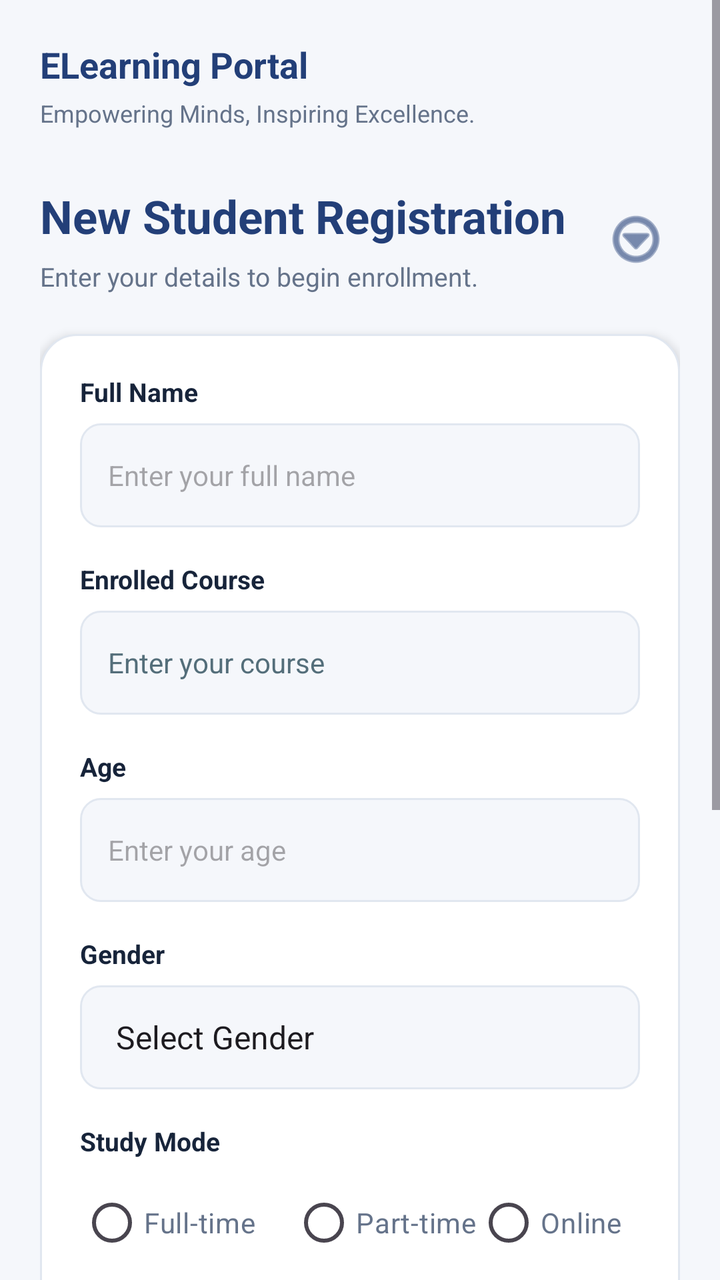
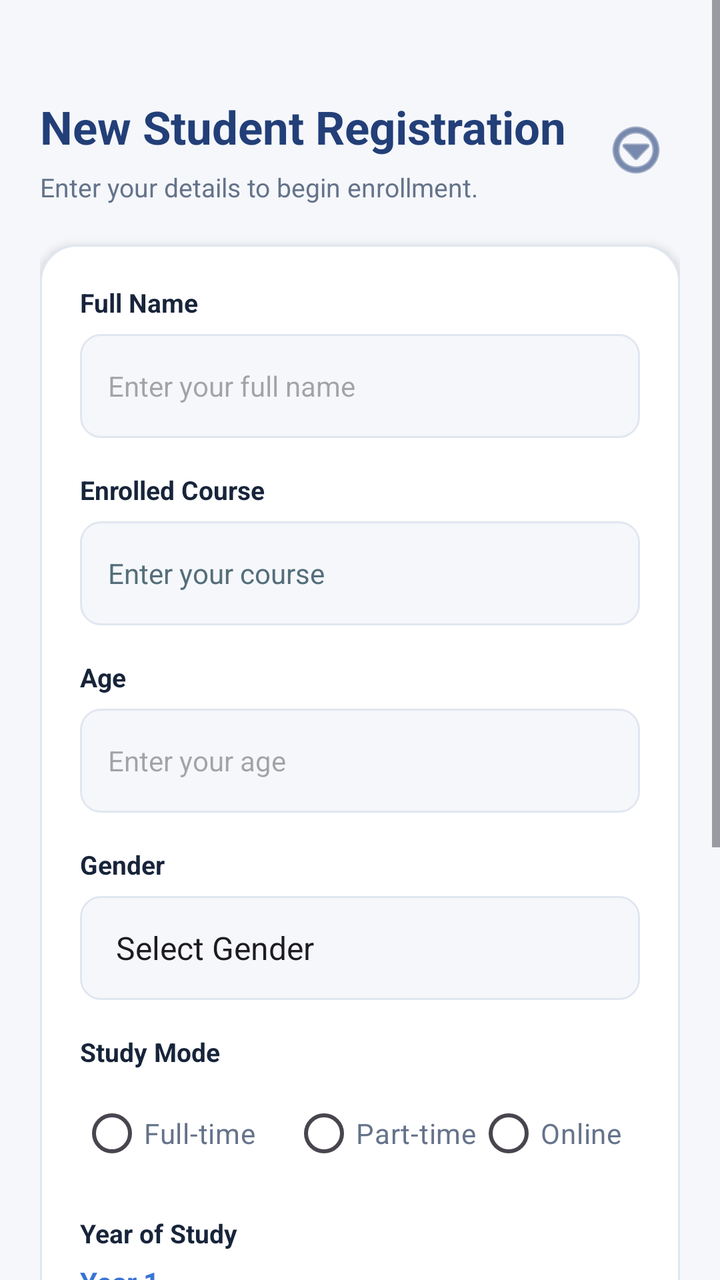

Two renders of the same Android screen: before a commit and after it. Below are the layout's source before the change and the commit's diff.
<!-- AndroidManifest.xml: application theme Theme.ELearningPortal -->
<!-- res/layout/fragment_register.xml -->
<?xml version="1.0" encoding="utf-8"?>
<ScrollView
    xmlns:android="http://schemas.android.com/apk/res/android"
    android:layout_width="match_parent"
    android:layout_height="match_parent"
    android:background="@color/background"
    android:fillViewport="true"
    android:overScrollMode="never">

    <LinearLayout
        android:layout_width="match_parent"
        android:layout_height="wrap_content"
        android:orientation="vertical"
        android:padding="20dp">

        
        <TextView
            android:layout_width="wrap_content"
            android:layout_height="wrap_content"
            android:text="@string/app_name"
            android:textColor="@color/primary"
            android:textSize="18sp"
            android:textStyle="bold"/>

        <TextView
            android:layout_width="wrap_content"
            android:layout_height="wrap_content"
            android:text="@string/motto"
            android:textColor="@color/text_secondary"
            android:textSize="12sp"
            android:layout_marginTop="4dp"/>

        
        <LinearLayout
            android:layout_width="match_parent"
            android:layout_height="wrap_content"
            android:orientation="horizontal"
            android:gravity="center_vertical"
            android:layout_marginTop="28dp"
            android:layout_marginBottom="20dp">

            <LinearLayout
                android:layout_width="0dp"
                android:layout_height="wrap_content"
                android:layout_weight="1"
                android:orientation="vertical">

                <TextView
                    android:layout_width="wrap_content"
                    android:layout_height="wrap_content"
                    android:text="@string/new_student_registration"
                    android:textColor="@color/primary"
                    android:textSize="23sp"
                    android:textStyle="bold"/>

                <TextView
                    android:layout_width="wrap_content"
                    android:layout_height="wrap_content"
                    android:text="@string/enroll_details"
                    android:textColor="@color/text_secondary"
                    android:textSize="13sp"
                    android:layout_marginTop="6dp"/>

            </LinearLayout>

            
            <ImageButton
                android:id="@+id/registerMenuButton"
                android:layout_width="44dp"
                android:layout_height="44dp"
                android:background="?attr/selectableItemBackgroundBorderless"
                android:src="@android:drawable/ic_menu_more"
                android:contentDescription="Registration options"
                android:tint="@color/primary"/>

        </LinearLayout>

        
        <LinearLayout
            android:layout_width="match_parent"
            android:layout_height="wrap_content"
            android:orientation="vertical"
            android:padding="20dp"
            android:background="@drawable/bg_login_card"
            android:elevation="3dp">

            
            <TextView
                android:layout_width="wrap_content"
                android:layout_height="wrap_content"
                android:text="@string/full_name"
                android:textColor="@color/text_primary"
                android:textStyle="bold"
                android:textSize="13sp"
                android:layout_marginBottom="7dp"/>

            <EditText
                android:id="@+id/registerFullName"
                android:layout_width="match_parent"
                android:layout_height="52dp"
                android:hint="Enter your full name"
                android:inputType="textPersonName"
                android:singleLine="true"
                android:paddingHorizontal="14dp"
                android:textSize="14sp"
                android:background="@drawable/bg_login_input"/>

            
            <TextView
                android:layout_width="wrap_content"
                android:layout_height="wrap_content"
                android:text="@string/enrolled"
                android:textColor="@color/text_primary"
                android:textStyle="bold"
                android:textSize="13sp"
                android:layout_marginTop="17dp"
                android:layout_marginBottom="7dp"/>

            <EditText
                android:id="@+id/registerCourse"
                android:layout_width="match_parent"
                android:layout_height="52dp"
                android:background="@drawable/bg_login_input"
                android:hint="@string/course"
                android:inputType="textCapWords"
                android:paddingHorizontal="14dp"
                android:singleLine="true"
                android:textColorHint="#546E7A"
                android:textSize="14sp" />

            
            <TextView
                android:layout_width="wrap_content"
                android:layout_height="wrap_content"
                android:text="@string/age"
                android:textColor="@color/text_primary"
                android:textStyle="bold"
                android:textSize="13sp"
                android:layout_marginTop="17dp"
                android:layout_marginBottom="7dp"/>

            <EditText
                android:id="@+id/registerAge"
                android:layout_width="match_parent"
                android:layout_height="52dp"
                android:autofillHints=""
                android:hint="@string/enter_your_age"
                android:inputType="number"
                android:maxLength="3"
                android:singleLine="true"
                android:paddingHorizontal="14dp"
                android:textSize="14sp"
                android:background="@drawable/bg_login_input"/>

            
            <TextView
                android:layout_width="wrap_content"
                android:layout_height="wrap_content"
                android:text="@string/gender"
                android:textColor="@color/text_primary"
                android:textStyle="bold"
                android:textSize="13sp"
                android:layout_marginTop="17dp"
                android:layout_marginBottom="7dp"/>

            <Spinner
                android:id="@+id/genderSpinner"
                android:layout_width="match_parent"
                android:layout_height="52dp"
                android:background="@drawable/bg_login_input"
                android:paddingHorizontal="10dp"
                android:entries="@array/gender_options"/>

            
            <TextView
                android:layout_width="wrap_content"
                android:layout_height="wrap_content"
                android:text="@string/study_mode"
                android:textColor="@color/text_primary"
                android:textStyle="bold"
                android:textSize="13sp"
                android:layout_marginTop="17dp"/>

            <RadioGroup
                android:id="@+id/studyModeGroup"
                android:layout_width="match_parent"
                android:layout_height="wrap_content"
                android:orientation="horizontal"
                android:layout_marginTop="8dp">

                <RadioButton
                    android:id="@+id/fullTime"
                    android:layout_width="wrap_content"
                    android:layout_height="wrap_content"
                    android:text="@string/full_time"
                    android:textColor="@color/text_secondary"
                    android:buttonTint="@color/primary_button"/>

                <RadioButton
                    android:id="@+id/partTime"
                    android:layout_width="wrap_content"
                    android:layout_height="wrap_content"
                    android:text="@string/part_time"
                    android:textColor="@color/text_secondary"
                    android:buttonTint="@color/primary_button"
                    android:layout_marginStart="18dp"/>

                <RadioButton
                    android:id="@+id/online"
                    android:layout_width="wrap_content"
                    android:layout_height="wrap_content"
                    android:text="@string/online"
                    android:textColor="@color/text_secondary"
                    android:buttonTint="@color/primary_button" />

            </RadioGroup>

            
            <TextView
                android:layout_width="wrap_content"
                android:layout_height="wrap_content"
                android:text="@string/year_of_study"
                android:textColor="@color/text_primary"
                android:textStyle="bold"
                android:textSize="13sp"
                android:layout_marginTop="17dp"/>

            <TextView
                android:id="@+id/yearValue"
                android:layout_width="wrap_content"
                android:layout_height="wrap_content"
                android:text="@string/year_1"
                android:textColor="@color/primary_button"
                android:textStyle="bold"
                android:textSize="14sp"
                android:layout_marginTop="6dp"/>

            <SeekBar
                android:id="@+id/yearSeekBar"
                android:layout_width="match_parent"
                android:layout_height="wrap_content"
                android:max="3"
                android:progress="0"
                android:progressTint="@color/primary_button"
                android:thumbTint="@color/primary_button"/>

            
            <CheckBox
                android:id="@+id/termsCheckbox"
                android:layout_width="match_parent"
                android:layout_height="wrap_content"
                android:text="@string/i_agree_to_the_terms_and_conditions"
                android:textColor="@color/text_secondary"
                android:textSize="13sp"
                android:buttonTint="@color/primary_button"
                android:layout_marginTop="14dp"/>

            
            <Button
                android:id="@+id/registerStudentButton"
                android:layout_width="match_parent"
                android:layout_height="52dp"
                android:text="@string/register_student"
                android:textAllCaps="false"
                android:textStyle="bold"
                android:textColor="#FFFFFF"
                android:backgroundTint="@color/primary_button"
                android:layout_marginTop="22dp"/>

            
            <Button
                android:id="@+id/viewStudentsButton"
                android:layout_width="match_parent"
                android:layout_height="52dp"
                android:text="@string/view_registered_students"
                android:textAllCaps="false"
                android:textColor="@color/primary"
                android:backgroundTint="@color/soft_blue"
                android:layout_marginTop="12dp"/>

        </LinearLayout>

        
        <TextView
            android:layout_width="wrap_content"
            android:layout_height="wrap_content"
            android:layout_gravity="center"
            android:text="@string/app_name"
            android:textColor="@color/text_secondary"
            android:textSize="11sp"
            android:letterSpacing="0.15"
            android:layout_marginTop="24dp"
            android:layout_marginBottom="20dp"/>

    </LinearLayout>

</ScrollView>
<!-- resources referenced by this layout -->
<resources>
  <string-array name="gender_options">
          <item>Select Gender</item>
          <item>Male</item>
          <item>Female</item>
          <item>Prefer not to say</item>
      </string-array>
  <color name="background">#F5F7FB</color>
  <color name="primary">#233F78</color>
  <color name="primary_button">#3974D5</color>
  <color name="soft_blue">#EAF0FA</color>
  <color name="text_primary">#17243A</color>
  <color name="text_secondary">#65738A</color>
  <!-- drawable bg_login_card (drawable) -->
  <?xml version="1.0" encoding="utf-8"?>
  <shape xmlns:android="http://schemas.android.com/apk/res/android"
      android:shape="rectangle">
  
      <solid android:color="@color/surface"/>
  
      <corners android:radius="18dp"/>
  
      <stroke
          android:width="1dp"
          android:color="@color/border"/>
  
  </shape>
  <!-- drawable bg_login_input (drawable) -->
  <?xml version="1.0" encoding="utf-8"?>
  <shape xmlns:android="http://schemas.android.com/apk/res/android"
      android:shape="rectangle">
  
      <solid android:color="@color/background"/>
  
      <corners android:radius="10dp"/>
  
      <stroke
          android:width="1dp"
          android:color="@color/border"/>
  
  </shape>
  <string name="age">Age</string>
  <string name="app_name">ELearning Portal</string>
  <string name="course">Enter your course</string>
  <string name="enroll_details">Enter your details to begin enrollment.</string>
  <string name="enrolled">Enrolled Course</string>
  <string name="enter_your_age">Enter your age</string>
  <string name="full_name">Full Name</string>
  <string name="full_time">Full-time</string>
  <string name="gender">Gender</string>
  <string name="i_agree_to_the_terms_and_conditions">I agree to the terms and conditions</string>
  <string name="motto">Empowering Minds, Inspiring Excellence.</string>
  <string name="new_student_registration">New Student Registration</string>
  <string name="online">Online</string>
  <string name="part_time">Part-time</string>
  <string name="register_student">Register Student</string>
  <string name="study_mode">Study Mode</string>
  <string name="view_registered_students">View Registered Students</string>
  <string name="year_1">Year 1</string>
  <string name="year_of_study">Year of Study</string>
  <style name="Theme.ELearningPortal" parent="Base.Theme.ELearningPortal" />
  <color name="surface">#FFFFFF</color>
  <color name="border">#E1E7F0</color>
  <style name="Base.Theme.ELearningPortal" parent="Theme.Material3.DayNight.NoActionBar">
  
  
          <item name="colorPrimary">@color/primary</item>
          <item name="colorOnPrimary">@color/surface</item>
  
          <item name="colorSecondary">@color/secondary</item>
          <item name="colorOnSecondary">@color/surface</item>
  
          <item name="colorTertiary">@color/primary_button</item>
  
          
          <item name="android:colorBackground">@color/background</item>
          <item name="colorSurface">@color/surface</item>
          <item name="android:statusBarColor">@color/primary</item>
          <item name="android:navigationBarColor">@color/surface</item>
          <item name="android:windowLightStatusBar">false</item>
  
  
      </style>
  <color name="secondary">#18A6A0</color>
</resources>

<!-- the commit's change to res/layout/fragment_register.xml (unified diff, before → after) -->
@@ -12,23 +12,6 @@
         android:layout_height="wrap_content"
         android:orientation="vertical"
         android:padding="20dp">
-
-        
-        <TextView
-            android:layout_width="wrap_content"
-            android:layout_height="wrap_content"
-            android:text="@string/app_name"
-            android:textColor="@color/primary"
-            android:textSize="18sp"
-            android:textStyle="bold"/>
-
-        <TextView
-            android:layout_width="wrap_content"
-            android:layout_height="wrap_content"
-            android:text="@string/motto"
-            android:textColor="@color/text_secondary"
-            android:textSize="12sp"
-            android:layout_marginTop="4dp"/>
 
         
         <LinearLayout
<!-- resource entries referenced after the edit -->
@@ -50,7 +50,6 @@
   <string name="full_time">Full-time</string>
   <string name="gender">Gender</string>
   <string name="i_agree_to_the_terms_and_conditions">I agree to the terms and conditions</string>
-  <string name="motto">Empowering Minds, Inspiring Excellence.</string>
   <string name="new_student_registration">New Student Registration</string>
   <string name="online">Online</string>
   <string name="part_time">Part-time</string>
